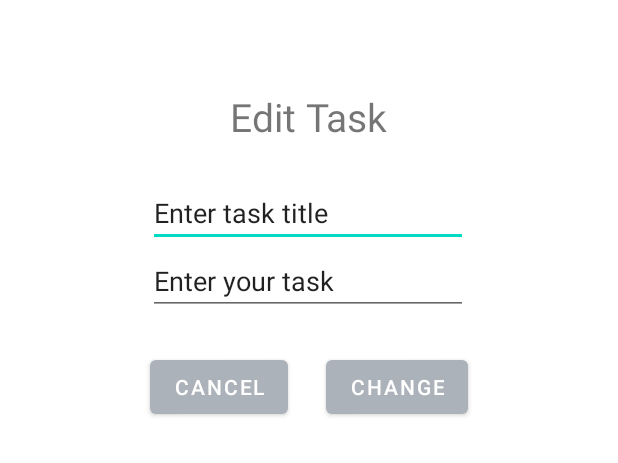
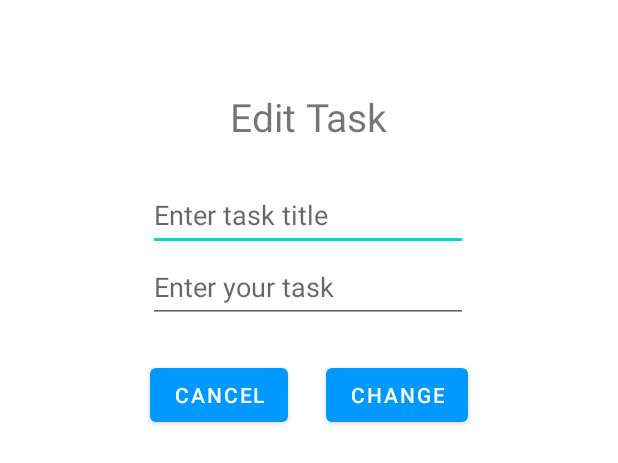
Before and after one commit to faisal-alfariheedi/Task_Timer, an Android app: the layout fragment_custom_dialog.xml on its own in the app's theme, with its tools: preview values and no code run, on a phone screen of 412 x 824 dp. Shown: the top 463 px of the screen. Run offline under Robolectric (Android 15) with nearby library versions, the phone set to English and light mode, and no system bars.

Commit message:
Change UI color

```diff
--- a/app/src/main/res/layout/fragment_custom_dialog.xml
+++ b/app/src/main/res/layout/fragment_custom_dialog.xml
@@ -24,8 +24,9 @@
         android:layout_height="wrap_content"
         android:layout_marginTop="24dp"
         android:ems="10"
+        android:hint="Enter task title"
         android:inputType="textPersonName"
-        android:text="Enter task title"
+        android:minHeight="48dp"
         app:layout_constraintEnd_toEndOf="parent"
         app:layout_constraintHorizontal_bias="0.497"
         app:layout_constraintStart_toStartOf="parent"
@@ -34,17 +35,16 @@
 
     <EditText
         android:id="@+id/etDec"
+        android:layout_width="wrap_content"
+        android:layout_height="wrap_content"
+        android:ems="10"
+        android:hint="Enter your task"
+        android:inputType="textPersonName"
+        android:minHeight="48dp"
         app:layout_constraintEnd_toEndOf="parent"
         app:layout_constraintHorizontal_bias="0.497"
         app:layout_constraintStart_toStartOf="parent"
-        app:layout_constraintTop_toBottomOf="@+id/etTitle"
-        android:layout_width="wrap_content"
-        android:layout_height="wrap_content"
-        android:ems="10"
-        android:inputType="textPersonName"
-        android:text="Enter your task"
-        tools:layout_editor_absoluteX="-27dp"
-        tools:layout_editor_absoluteY="104dp" />
+        app:layout_constraintTop_toBottomOf="@+id/etTitle" />
 
     <Button
         android:id="@+id/btnChange"
--- a/app/src/main/res/layout/rvlisttime.xml
+++ b/app/src/main/res/layout/rvlisttime.xml
@@ -13,7 +13,7 @@
         android:layout_height="match_parent"
         android:layout_margin="5dp"
         android:clickable="false"
-        app:cardBackgroundColor="#777676"
+        app:cardBackgroundColor="#AFCAC5"
         app:cardCornerRadius="8dp"
         tools:ignore="TouchTargetSizeCheck"
         tools:textAlignment="center">
@@ -21,7 +21,9 @@
         <LinearLayout
             android:layout_width="match_parent"
             android:layout_height="match_parent"
-            android:orientation="horizontal">
+            android:orientation="horizontal"
+            android:paddingRight="5dp"
+            android:paddingLeft="5dp">
 
             <LinearLayout
                 android:id="@+id/taskclick"
--- a/app/src/main/res/values/colors.xml
+++ b/app/src/main/res/values/colors.xml
@@ -1,10 +1,22 @@
 <?xml version="1.0" encoding="utf-8"?>
 <resources>
-    <color name="purple_200">#FFBB86FC</color>
-    <color name="purple_500">#ABB2B9</color>
-    <color name="purple_700">#FF3700B3</color>
+    <color name="colorPrimary">#0099ff</color>
+    <color name="primaryDark">#AFCAC5</color>
+    <color name="colorAccent">#d81b60</color>
     <color name="teal_200">#FF03DAC5</color>
     <color name="teal_700">#FF018786</color>
     <color name="black">#FF000000</color>
     <color name="white">#FFFFFFFF</color>
+    <color name="purple_700">#FFFFFFFF</color>
+    <color name="purple_200">#FFFFFFFF</color>
+
+    <!--
+    <color name="purple_200">#FFBB86FC</color>
+    <color name="purple_500">#9A6AA3</color>
+    <color name="purple_700">#582D5F</color>
+    <color name="teal_200">#FF03DAC5</color>
+    <color name="teal_700">#FF018786</color>
+    <color name="black">#FF000000</color>
+    <color name="white">#FFFFFFFF</color>
+    -->
 </resources>
--- a/app/src/main/res/values/themes.xml
+++ b/app/src/main/res/values/themes.xml
@@ -2,8 +2,8 @@
     <!-- Base application theme. -->
     <style name="Theme.Task_Timer" parent="Theme.MaterialComponents.DayNight.DarkActionBar">
         <!-- Primary brand color. -->
-        <item name="colorPrimary">@color/purple_500</item>
-        <item name="colorPrimaryVariant">@color/purple_700</item>
+        <item name="colorPrimary">@color/colorPrimary</item>
+        <item name="colorPrimaryVariant">@color/primaryDark</item>
         <item name="colorOnPrimary">@color/white</item>
         <!-- Secondary brand color. -->
         <item name="colorSecondary">@color/teal_200</item>
@@ -12,5 +12,5 @@
         <!-- Status bar color. -->
         <item name="android:statusBarColor" tools:targetApi="l">?attr/colorPrimaryVariant</item>
         <!-- Customize your theme here. -->
-    </style>
+    </style>I I
 </resources>
```
Also changed, not shown: app/src/main/res/layout/fragment_editor.xml (+7 -8 lines), app/src/main/res/layout/fragment_main.xml (+5 -2 lines), app/src/main/res/layout/rvlist.xml (+6 -2 lines).
